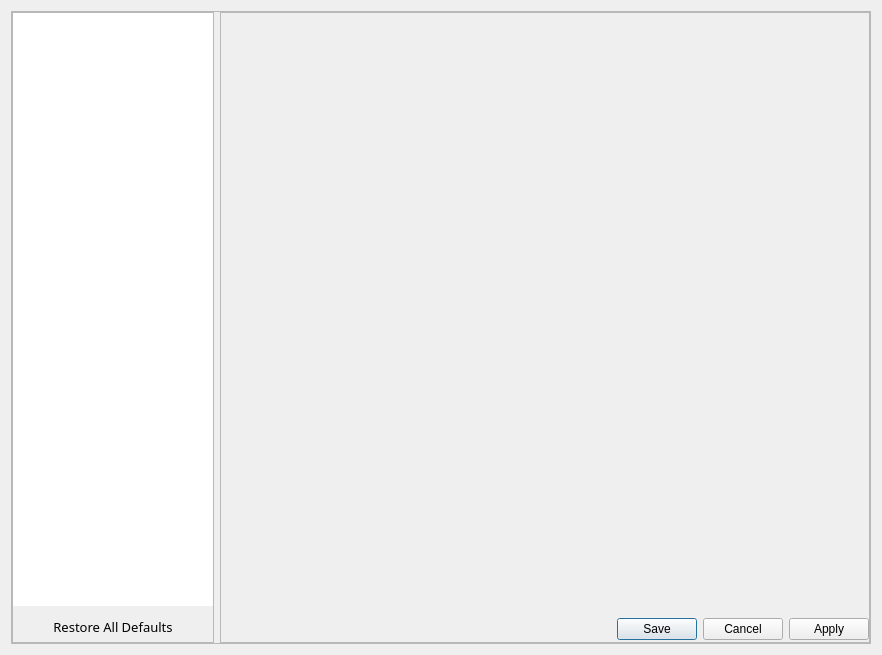
Before: the Qt Designer form src/ui/settingsdialog.ui in niftools/nifskope, drawn with Qt 5.
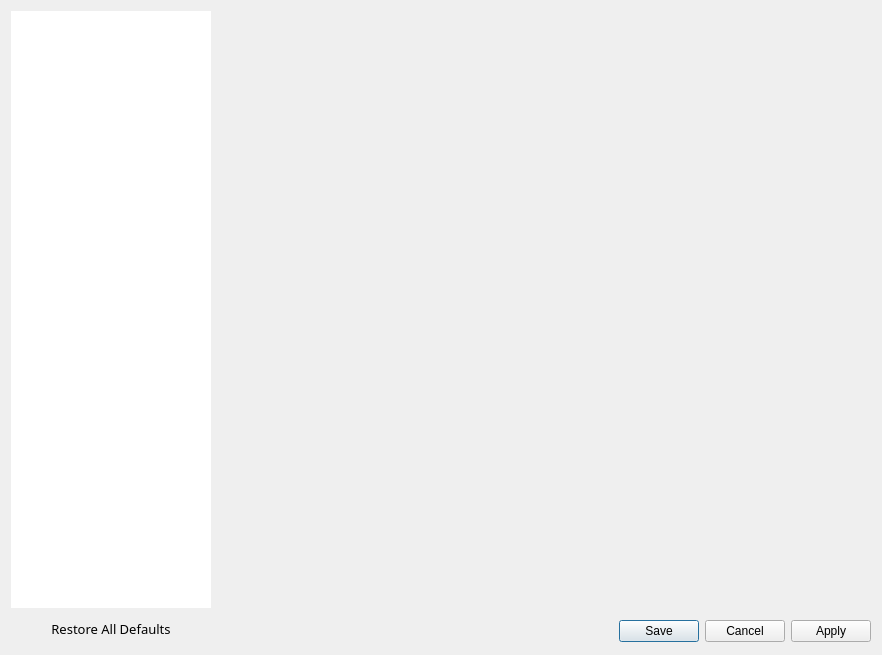
After: the same form once the commit is applied.

Diff of the .ui file:
```diff
--- a/src/ui/settingsdialog.ui
+++ b/src/ui/settingsdialog.ui
@@ -16,12 +16,6 @@
   <layout class="QVBoxLayout" name="verticalLayout">
    <item>
     <widget class="QFrame" name="frame">
-     <property name="frameShape">
-      <enum>QFrame::StyledPanel</enum>
-     </property>
-     <property name="frameShadow">
-      <enum>QFrame::Raised</enum>
-     </property>
      <layout class="QHBoxLayout" name="horizontalLayout">
       <property name="spacing">
        <number>6</number>
@@ -46,12 +40,6 @@
           <verstretch>0</verstretch>
          </sizepolicy>
         </property>
-        <property name="frameShape">
-         <enum>QFrame::StyledPanel</enum>
-        </property>
-        <property name="frameShadow">
-         <enum>QFrame::Raised</enum>
-        </property>
         <layout class="QVBoxLayout" name="verticalLayout_3">
          <property name="leftMargin">
           <number>0</number>
@@ -79,16 +67,6 @@
              <pointsize>14</pointsize>
             </font>
            </property>
-           <property name="styleSheet">
-            <string notr="true">QListWidget { outline: none; }
-QListWidget::item { height: 20px; padding: 10px; color: #555555; border: 1px solid transparent;  }
-QListWidget::item::text { padding-left: 10px; background: transparent;  border: 1px solid transparent;  }
-QListWidget::item::text:focus { border: 1px solid transparent;  }
-QListWidget::item:focus { border: 1px solid transparent; color: black;  }
-
-QListWidget::item:hover { background: rgba(0, 153, 255, 32); border: 1px solid transparent; }
-QListWidget::item:selected { background: rgba(0, 153, 255, 128); border: 1px solid transparent;   }</string>
-           </property>
            <property name="frameShape">
             <enum>QFrame::NoFrame</enum>
            </property>
@@ -133,12 +111,6 @@
           <verstretch>0</verstretch>
          </sizepolicy>
         </property>
-        <property name="frameShape">
-         <enum>QFrame::StyledPanel</enum>
-        </property>
-        <property name="frameShadow">
-         <enum>QFrame::Raised</enum>
-        </property>
         <layout class="QVBoxLayout" name="verticalLayout_2">
          <property name="leftMargin">
           <number>6</number>
```
